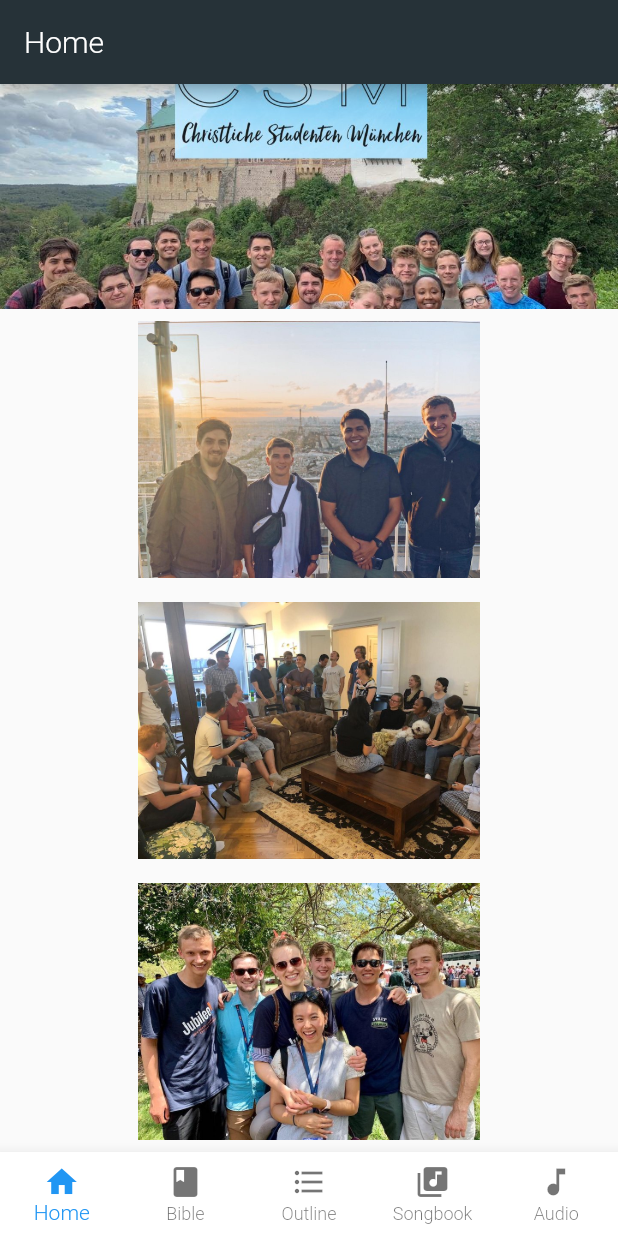
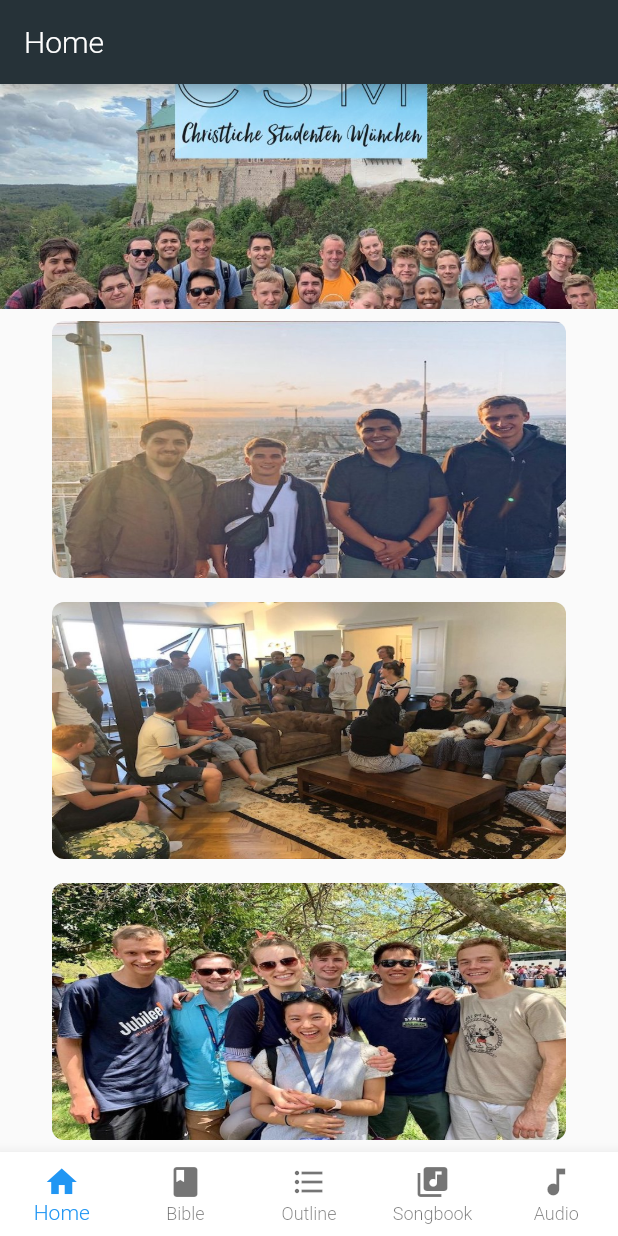
Before and after one commit to Jamesmin90/CSM_APP, a Flutter app: the screen it shows after launch, on a phone screen of 412 x 824 dp. Run offline on Flutter 3.47's test engine with Material 2 defaults, Android fonts, the phone set to English and light mode, and no system bars; Roboto replaces fonts that are missing (Montserrat).

```diff
--- a/lib/screens/page_details/about.dart
+++ b/lib/screens/page_details/about.dart
@@ -14,8 +14,9 @@ class _AboutState extends State<About> {
           onPressed: () {
             Navigator.pushNamed(context, '$page');
           },
-          child: Image.asset(
-            "assets/images/$imageName",
+          child: ClipRRect(
+            borderRadius: BorderRadius.circular(8.0),
+            child: Image.asset("assets/images/$imageName"),
           ),
         ),
       ),
--- a/lib/screens/page_details/home.dart
+++ b/lib/screens/page_details/home.dart
@@ -16,14 +16,14 @@ class _HomeState extends State<Home> {
           onPressed: () {
             Navigator.pushNamed(context, '$page');
           },
-          child: Image.asset(
-            "assets/images/$imageName",
+          child: ClipRRect(
+            borderRadius: BorderRadius.circular(8.0),
+            child: Image.asset("assets/images/$imageName"),
           ),
         ),
       ),
     );
   }
-
 
   @override
   Widget build(BuildContext context) {
@@ -38,7 +38,6 @@ class _HomeState extends State<Home> {
         buildlink(imageName: "Thursday.jpg", page: '/events'),
         buildlink(imageName: "NCT.jpg", page: '/about')
       ])),
-
     );
   }
 }
--- a/lib/screens/page_details/outline.dart
+++ b/lib/screens/page_details/outline.dart
@@ -10,10 +10,10 @@ class _OutlineState extends State<Outline> {
   Widget build(BuildContext context) {
     return Scaffold(
       appBar: AppBar(
-        title: Text("Audio"),
+        title: Text("Outline"),
       ),
       body: Center(
-        child: Text("Audio"),
+        child: Text("Outline"),
       ),
     );
   }
--- a/pubspec.yaml
+++ b/pubspec.yaml
@@ -23,6 +23,7 @@ dependencies:
   # The following adds the Cupertino Icons font to your application.
   # Use with the CupertinoIcons class for iOS style icons.
   cupertino_icons: ^0.1.2
+  http: ^0.12.0+4
 
 dev_dependencies:
   flutter_test:
```
Also changed, not shown: lib/screens/page_details/bible.dart (+16 -1 lines), assets/images/NCT.jpg, assets/images/Paris2.jpg, assets/images/Thursday.jpg, pubspec.lock.
